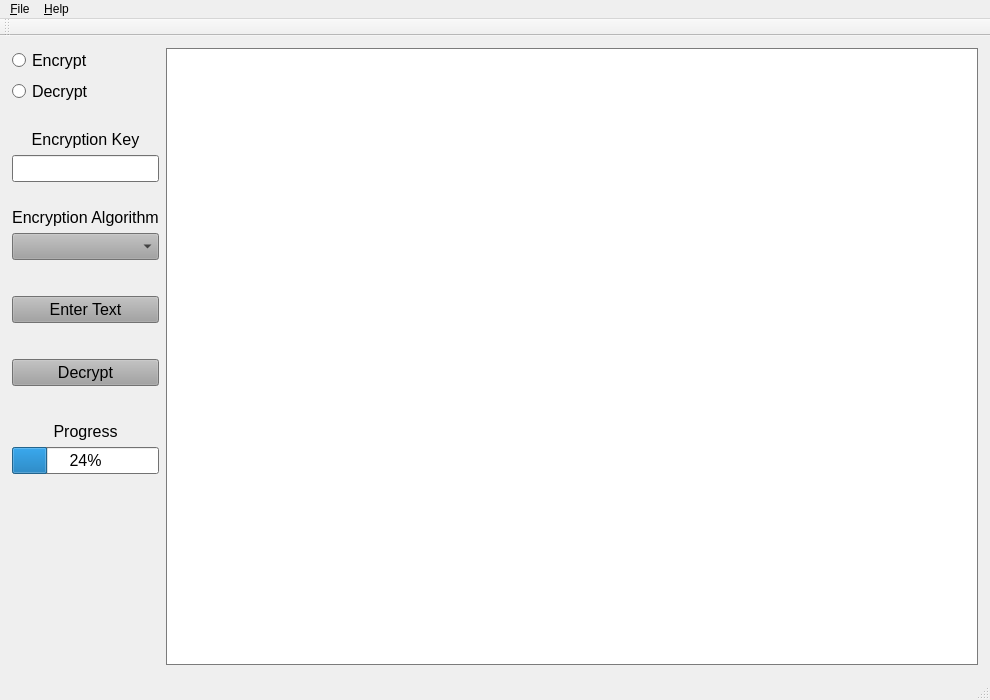
This is ImageVaultGUI/ImageVaultGUI.ui in jvkus/ImageVault as Qt 5 draws it before an edit. The edited form follows.
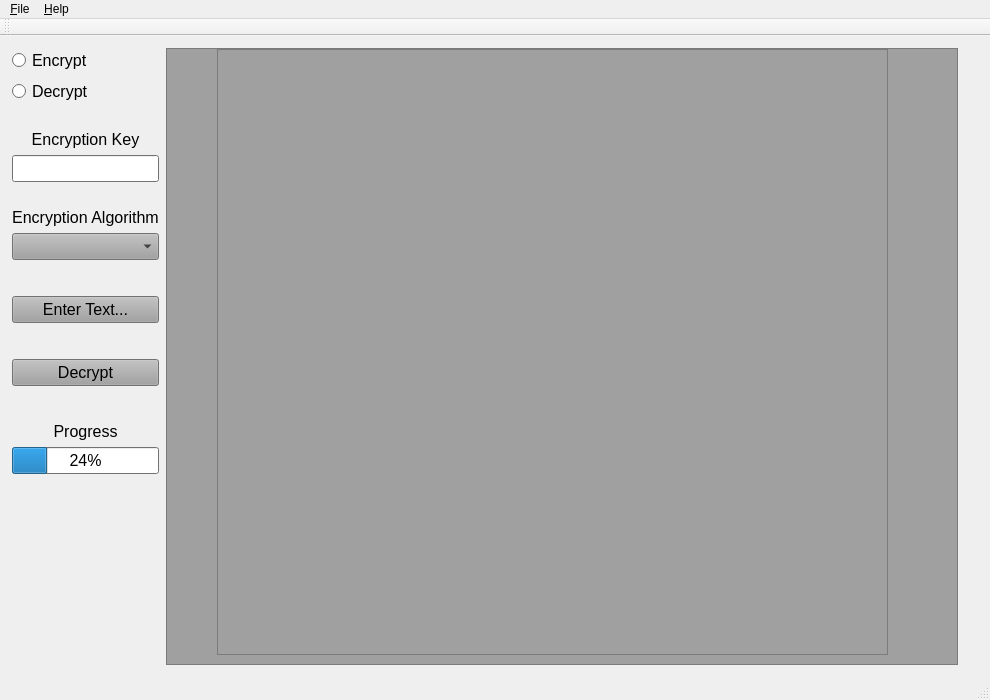
This is the edited form.

Commit message: Hooked up more functions to UI, added first iteration of image opening and file saving as well as first iteration of image preview.

Diff of the .ui file:
```diff
--- a/ImageVaultGUI/ImageVaultGUI.ui
+++ b/ImageVaultGUI/ImageVaultGUI.ui
@@ -861,71 +861,6 @@
       </property>
      </spacer>
     </item>
-    <item row="1" column="2" rowspan="6">
-     <layout class="QGridLayout" name="gridLayout" rowstretch="0,0" columnstretch="0,0,0">
-      <property name="sizeConstraint">
-       <enum>QLayout::SetDefaultConstraint</enum>
-      </property>
-      <item row="1" column="1">
-       <spacer name="verticalSpacer_10">
-        <property name="orientation">
-         <enum>Qt::Vertical</enum>
-        </property>
-        <property name="sizeType">
-         <enum>QSizePolicy::Fixed</enum>
-        </property>
-        <property name="sizeHint" stdset="0">
-         <size>
-          <width>20</width>
-          <height>1</height>
-         </size>
-        </property>
-       </spacer>
-      </item>
-      <item row="0" column="1">
-       <widget class="QGraphicsView" name="OpenImage">
-        <property name="sizePolicy">
-         <sizepolicy hsizetype="Expanding" vsizetype="Expanding">
-          <horstretch>0</horstretch>
-          <verstretch>0</verstretch>
-         </sizepolicy>
-        </property>
-       </widget>
-      </item>
-      <item row="0" column="2">
-       <spacer name="horizontalSpacer_2">
-        <property name="orientation">
-         <enum>Qt::Horizontal</enum>
-        </property>
-        <property name="sizeType">
-         <enum>QSizePolicy::Fixed</enum>
-        </property>
-        <property name="sizeHint" stdset="0">
-         <size>
-          <width>1</width>
-          <height>0</height>
-         </size>
-        </property>
-       </spacer>
-      </item>
-      <item row="0" column="0">
-       <spacer name="horizontalSpacer">
-        <property name="orientation">
-         <enum>Qt::Horizontal</enum>
-        </property>
-        <property name="sizeType">
-         <enum>QSizePolicy::Fixed</enum>
-        </property>
-        <property name="sizeHint" stdset="0">
-         <size>
-          <width>1</width>
-          <height>20</height>
-         </size>
-        </property>
-       </spacer>
-      </item>
-     </layout>
-    </item>
     <item row="4" column="1">
      <spacer name="verticalSpacer_3">
       <property name="orientation">
@@ -1038,7 +973,7 @@
          </font>
         </property>
         <property name="text">
-         <string>Enter Text</string>
+         <string>Enter Text...</string>
         </property>
        </widget>
       </item>
@@ -1092,6 +1027,118 @@
       </property>
      </spacer>
     </item>
+    <item row="1" column="2" rowspan="6">
+     <layout class="QGridLayout" name="gridLayout" rowstretch="0,0" columnstretch="0,0,0,0">
+      <property name="sizeConstraint">
+       <enum>QLayout::SetDefaultConstraint</enum>
+      </property>
+      <item row="1" column="2">
+       <spacer name="verticalSpacer_10">
+        <property name="orientation">
+         <enum>Qt::Vertical</enum>
+        </property>
+        <property name="sizeType">
+         <enum>QSizePolicy::Fixed</enum>
+        </property>
+        <property name="sizeHint" stdset="0">
+         <size>
+          <width>20</width>
+          <height>1</height>
+         </size>
+        </property>
+       </spacer>
+      </item>
+      <item row="0" column="1">
+       <widget class="QScrollArea" name="scrollArea">
+        <property name="widgetResizable">
+         <bool>true</bool>
+        </property>
+        <widget class="QWidget" name="scrollAreaWidgetContents">
+         <property name="geometry">
+          <rect>
+           <x>0</x>
+           <y>0</y>
+           <width>746</width>
+           <height>604</height>
+          </rect>
+         </property>
+         <widget class="QLabel" name="imageLabel">
+          <property name="geometry">
+           <rect>
+            <x>50</x>
+            <y>0</y>
+            <width>671</width>
+            <height>606</height>
+           </rect>
+          </property>
+          <property name="sizePolicy">
+           <sizepolicy hsizetype="Ignored" vsizetype="Ignored">
+            <horstretch>0</horstretch>
+            <verstretch>0</verstretch>
+           </sizepolicy>
+          </property>
+          <property name="autoFillBackground">
+           <bool>true</bool>
+          </property>
+          <property name="frameShape">
+           <enum>QFrame::StyledPanel</enum>
+          </property>
+          <property name="frameShadow">
+           <enum>QFrame::Sunken</enum>
+          </property>
+          <property name="lineWidth">
+           <number>0</number>
+          </property>
+          <property name="text">
+           <string/>
+          </property>
+          <property name="textFormat">
+           <enum>Qt::AutoText</enum>
+          </property>
+          <property name="scaledContents">
+           <bool>true</bool>
+          </property>
+          <property name="margin">
+           <number>5</number>
+          </property>
+         </widget>
+        </widget>
+       </widget>
+      </item>
+      <item row="0" column="3">
+       <spacer name="horizontalSpacer_2">
+        <property name="orientation">
+         <enum>Qt::Horizontal</enum>
+        </property>
+        <property name="sizeType">
+         <enum>QSizePolicy::Fixed</enum>
+        </property>
+        <property name="sizeHint" stdset="0">
+         <size>
+          <width>1</width>
+          <height>0</height>
+         </size>
+        </property>
+       </spacer>
+      </item>
+      <item row="0" column="0">
+       <spacer name="horizontalSpacer">
+        <property name="orientation">
+         <enum>Qt::Horizontal</enum>
+        </property>
+        <property name="sizeType">
+         <enum>QSizePolicy::Fixed</enum>
+        </property>
+        <property name="sizeHint" stdset="0">
+         <size>
+          <width>1</width>
+          <height>20</height>
+         </size>
+        </property>
+       </spacer>
+      </item>
+     </layout>
+    </item>
    </layout>
   </widget>
   <widget class="QMenuBar" name="menuBar">
```
Left out of the diff: 32 changed lines with no effect on the pictures. The commit also changes 3 other files.
